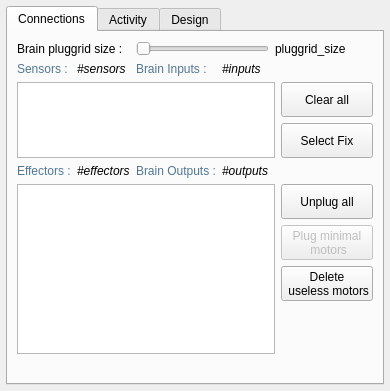
Before: the Qt Designer form src/genelab/core/ui/widgets/entities/brainpropertiescontroller.ui in GeneCraft/GeneCraft-Project, drawn with Qt 5.
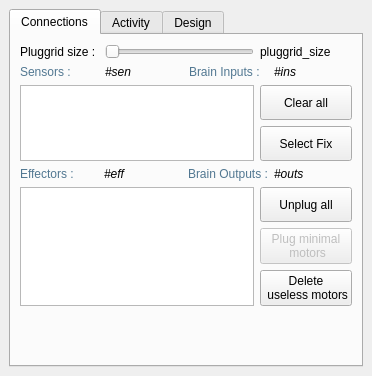
After: the same form once the commit is applied. Icons and pictures are not drawn.

```diff
--- a/src/genelab/core/ui/widgets/entities/brainpropertiescontroller.ui
+++ b/src/genelab/core/ui/widgets/entities/brainpropertiescontroller.ui
@@ -6,17 +6,35 @@
    <rect>
     <x>0</x>
     <y>0</y>
-    <width>373</width>
-    <height>391</height>
+    <width>372</width>
+    <height>376</height>
    </rect>
   </property>
   <property name="windowTitle">
    <string>Form</string>
   </property>
-  <layout class="QGridLayout" name="gridLayout">
+  <layout class="QGridLayout" name="gridLayout_3">
    <property name="margin">
-    <number>6</number>
+    <number>0</number>
    </property>
+   <item row="0" column="0">
+    <widget class="QScrollArea" name="scrollArea">
+     <property name="frameShape">
+      <enum>QFrame::NoFrame</enum>
+     </property>
+     <property name="widgetResizable">
+      <bool>true</bool>
+     </property>
+     <widget class="QWidget" name="scrollAreaWidgetContents">
+      <property name="geometry">
+       <rect>
+        <x>0</x>
+        <y>0</y>
+        <width>372</width>
+        <height>376</height>
+       </rect>
+      </property>
+      <layout class="QGridLayout" name="gridLayout">
    <item row="0" column="0">
     <widget class="QTabWidget" name="tabWidget">
      <property name="currentIndex">
@@ -30,8 +48,37 @@
       <attribute name="title">
        <string>Connections</string>
       </attribute>
-      <layout class="QGridLayout" name="gridLayout_3">
-       <item row="1" column="1">
+          <layout class="QGridLayout" name="gridLayout_2">
+           <item row="0" column="1">
+            <widget class="QLabel" name="label_12">
+             <property name="text">
+              <string>Pluggrid size : </string>
+             </property>
+            </widget>
+           </item>
+           <item row="0" column="2">
+            <widget class="QSlider" name="sBrainPluggridSize">
+             <property name="minimum">
+              <number>1</number>
+             </property>
+             <property name="maximum">
+              <number>64</number>
+             </property>
+             <property name="orientation">
+              <enum>Qt::Horizontal</enum>
+             </property>
+            </widget>
+           </item>
+           <item row="0" column="3">
+            <widget class="QLabel" name="lBrainPluggridSize">
+             <property name="text">
+              <string>pluggrid_size</string>
+             </property>
+            </widget>
+           </item>
+           <item row="1" column="1" colspan="3">
+            <layout class="QHBoxLayout" name="horizontalLayout_3">
+             <item>
         <widget class="QLabel" name="label_4">
          <property name="styleSheet">
           <string notr="true">color: rgb(81, 119, 145);</string>
@@ -41,7 +88,7 @@
          </property>
         </widget>
        </item>
-       <item row="1" column="2">
+             <item>
         <widget class="QLabel" name="lNbrSensors">
          <property name="font">
           <font>
@@ -49,11 +96,35 @@
           </font>
          </property>
          <property name="text">
-          <string>#sensors</string>
+                <string>#sen</string>
          </property>
         </widget>
        </item>
-       <item row="2" column="1" rowspan="2" colspan="5">
+             <item>
+              <widget class="QLabel" name="label_5">
+               <property name="styleSheet">
+                <string notr="true">color: rgb(81, 119, 145);</string>
+               </property>
+               <property name="text">
+                <string>Brain Inputs : </string>
+               </property>
+              </widget>
+             </item>
+             <item>
+              <widget class="QLabel" name="lNbrBrainInputs">
+               <property name="font">
+                <font>
+                 <italic>true</italic>
+                </font>
+               </property>
+               <property name="text">
+                <string>#ins</string>
+               </property>
+              </widget>
+             </item>
+            </layout>
+           </item>
+           <item row="2" column="1" rowspan="2" colspan="2">
         <widget class="QListWidget" name="lwSensors">
          <property name="whatsThis">
           <string>&lt;!DOCTYPE HTML PUBLIC &quot;-//W3C//DTD HTML 4.0//EN&quot; &quot;http://www.w3.org/TR/REC-html40/strict.dtd&quot;&gt;
@@ -66,7 +137,7 @@
          </property>
         </widget>
        </item>
-       <item row="2" column="6">
+           <item row="2" column="3">
         <widget class="QPushButton" name="pbClearSensors">
          <property name="enabled">
           <bool>true</bool>
@@ -91,7 +162,7 @@
          </property>
         </widget>
        </item>
-       <item row="3" column="6">
+           <item row="3" column="3">
         <widget class="QPushButton" name="pbSelectFixation">
          <property name="minimumSize">
           <size>
@@ -113,17 +184,7 @@
          </property>
         </widget>
        </item>
-       <item row="4" column="1">
-        <widget class="QLabel" name="label_6">
-         <property name="styleSheet">
-          <string notr="true">color: rgb(81, 119, 145);</string>
-         </property>
-         <property name="text">
-          <string>Effectors :</string>
-         </property>
-        </widget>
-       </item>
-       <item row="5" column="1" rowspan="4" colspan="5">
+           <item row="5" column="1" rowspan="3" colspan="2">
         <widget class="QListWidget" name="lwEffectors">
          <property name="whatsThis">
           <string>&lt;!DOCTYPE HTML PUBLIC &quot;-//W3C//DTD HTML 4.0//EN&quot; &quot;http://www.w3.org/TR/REC-html40/strict.dtd&quot;&gt;
@@ -136,90 +197,7 @@
          </property>
         </widget>
        </item>
-       <item row="4" column="2">
-        <widget class="QLabel" name="lNbrEffectors">
-         <property name="font">
-          <font>
-           <italic>true</italic>
-          </font>
-         </property>
-         <property name="text">
-          <string>#effectors</string>
-         </property>
-        </widget>
-       </item>
-       <item row="1" column="3">
-        <widget class="QLabel" name="label_5">
-         <property name="styleSheet">
-          <string notr="true">color: rgb(81, 119, 145);</string>
-         </property>
-         <property name="text">
-          <string>Brain Inputs : </string>
-         </property>
-        </widget>
-       </item>
-       <item row="4" column="3">
-        <widget class="QLabel" name="label_7">
-         <property name="styleSheet">
-          <string notr="true">color: rgb(81, 119, 145);</string>
-         </property>
-         <property name="text">
-          <string>Brain Outputs :</string>
-         </property>
-        </widget>
-       </item>
-       <item row="1" column="4">
-        <widget class="QLabel" name="lNbrBrainInputs">
-         <property name="font">
-          <font>
-           <italic>true</italic>
-          </font>
-         </property>
-         <property name="text">
-          <string>#inputs</string>
-         </property>
-        </widget>
-       </item>
-       <item row="4" column="4">
-        <widget class="QLabel" name="lNbrBrainOutputs">
-         <property name="font">
-          <font>
-           <italic>true</italic>
-          </font>
-         </property>
-         <property name="text">
-          <string>#outputs</string>
-         </property>
-        </widget>
-       </item>
-       <item row="0" column="1" colspan="2">
-        <widget class="QLabel" name="label_12">
-         <property name="text">
-          <string>Brain pluggrid size : </string>
-         </property>
-        </widget>
-       </item>
-       <item row="0" column="3" colspan="2">
-        <widget class="QSlider" name="sBrainPluggridSize">
-         <property name="minimum">
-          <number>1</number>
-         </property>
-         <property name="maximum">
-          <number>64</number>
-         </property>
-         <property name="orientation">
-          <enum>Qt::Horizontal</enum>
-         </property>
-        </widget>
-       </item>
-       <item row="0" column="5" colspan="2">
-        <widget class="QLabel" name="lBrainPluggridSize">
-         <property name="text">
-          <string>pluggrid_size</string>
-         </property>
-        </widget>
-       </item>
-       <item row="5" column="6">
+           <item row="5" column="3">
         <widget class="QPushButton" name="pbClearEffectors">
          <property name="enabled">
           <bool>true</bool>
@@ -244,7 +222,7 @@
          </property>
         </widget>
        </item>
-       <item row="6" column="6">
+           <item row="6" column="3">
         <widget class="QPushButton" name="pbPlugMinimalMotors">
          <property name="enabled">
           <bool>false</bool>
@@ -261,7 +239,7 @@
          </property>
         </widget>
        </item>
-       <item row="7" column="6">
+           <item row="7" column="3">
         <widget class="QPushButton" name="pbMinimalOuts">
          <property name="enabled">
           <bool>true</bool>
@@ -287,7 +265,7 @@
          </property>
         </widget>
        </item>
-       <item row="8" column="6">
+           <item row="8" column="3">
         <spacer name="verticalSpacer">
          <property name="orientation">
           <enum>Qt::Vertical</enum>
@@ -300,18 +278,53 @@
          </property>
         </spacer>
        </item>
-       <item row="9" column="3">
-        <spacer name="verticalSpacer_2">
-         <property name="orientation">
-          <enum>Qt::Vertical</enum>
-         </property>
-         <property name="sizeHint" stdset="0">
-          <size>
-           <width>20</width>
-           <height>40</height>
-          </size>
-         </property>
-        </spacer>
+           <item row="4" column="1" colspan="3">
+            <layout class="QHBoxLayout" name="horizontalLayout_2">
+             <item>
+              <widget class="QLabel" name="label_6">
+               <property name="styleSheet">
+                <string notr="true">color: rgb(81, 119, 145);</string>
+               </property>
+               <property name="text">
+                <string>Effectors :</string>
+               </property>
+              </widget>
+             </item>
+             <item>
+              <widget class="QLabel" name="lNbrEffectors">
+               <property name="font">
+                <font>
+                 <italic>true</italic>
+                </font>
+               </property>
+               <property name="text">
+                <string>#eff</string>
+               </property>
+              </widget>
+             </item>
+             <item>
+              <widget class="QLabel" name="label_7">
+               <property name="styleSheet">
+                <string notr="true">color: rgb(81, 119, 145);</string>
+               </property>
+               <property name="text">
+                <string>Brain Outputs :</string>
+               </property>
+              </widget>
+             </item>
+             <item>
+              <widget class="QLabel" name="lNbrBrainOutputs">
+               <property name="font">
+                <font>
+                 <italic>true</italic>
+                </font>
+               </property>
+               <property name="text">
+                <string>#outs</string>
+               </property>
+              </widget>
+             </item>
+            </layout>
        </item>
       </layout>
      </widget>
@@ -332,6 +345,10 @@
       <attribute name="title">
        <string>Design</string>
       </attribute>
+         </widget>
+        </widget>
+       </item>
+      </layout>
      </widget>
     </widget>
    </item>
```
Lines whose indentation alone changed are shown as unchanged.
